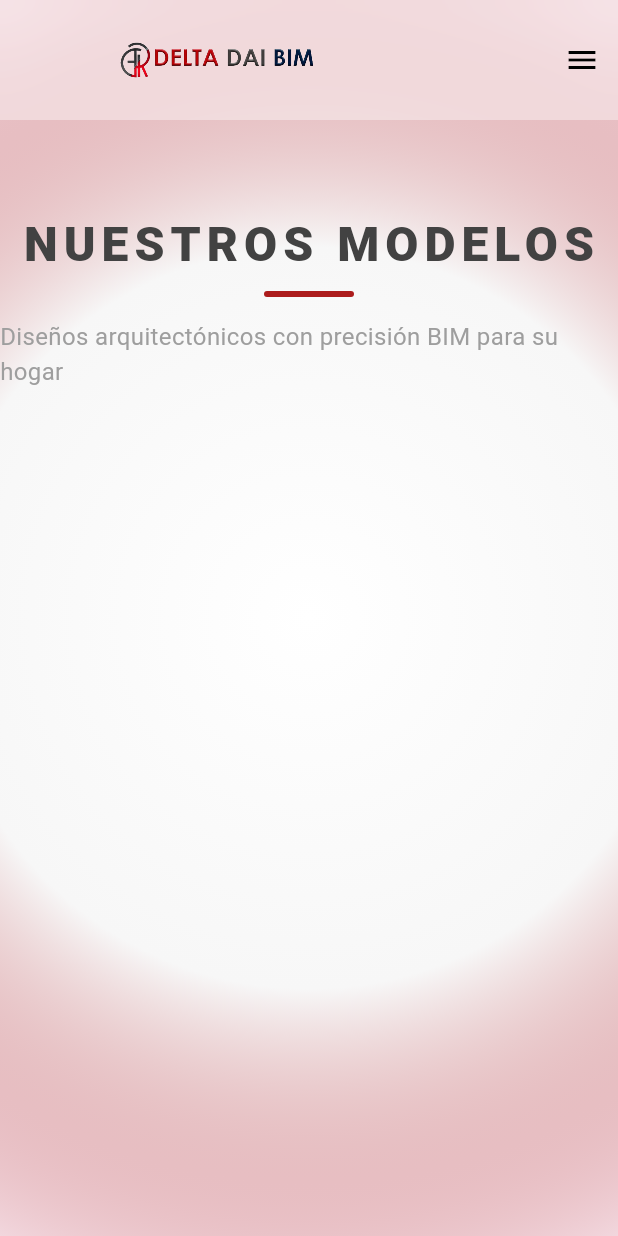
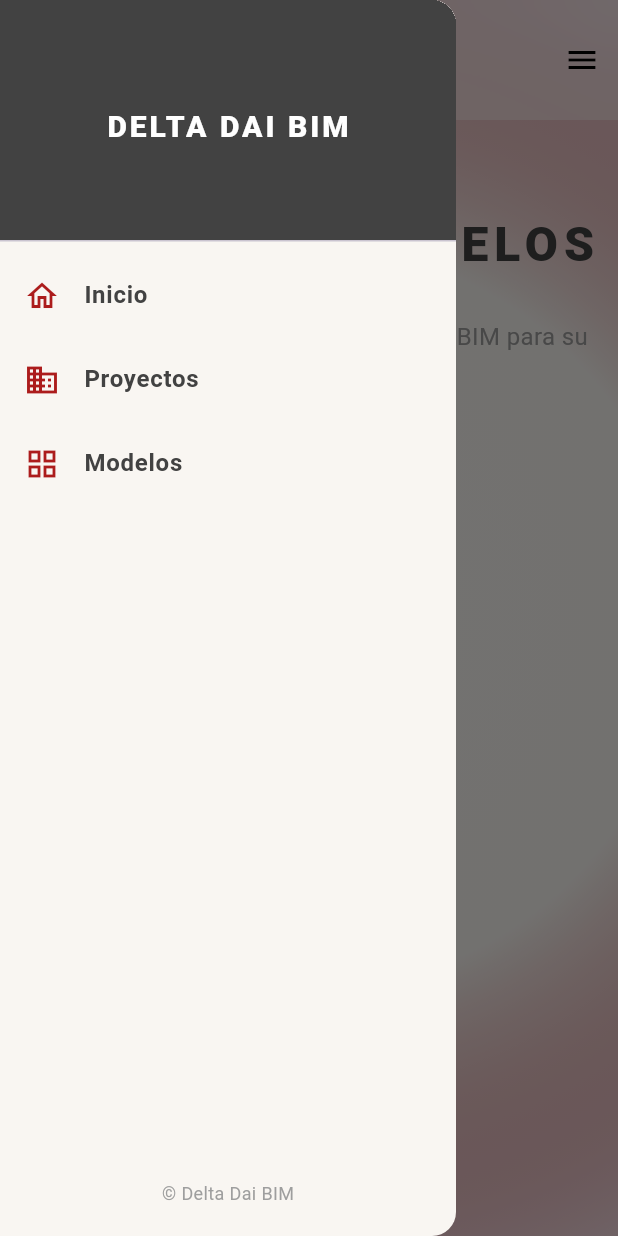
Before and after one commit to paboco/delta-dai-web, a Flutter app: the ModelsPage screen opened by its route, with the side drawer open (before the commit the screen has no drawer), on a phone screen of 412 x 824 dp. Run offline on Flutter 3.47's test engine with Material 3 defaults, Android fonts, the phone set to English and light mode, and no system bars; our stand-ins replace carousel_slider, cloud_firestore, file_picker, firebase_auth, firebase_core, firebase_storage and 1 more; accounts and stored records are empty.

Commit message:
Last version, updates: navbar, footer, logic and implent new structure version 2

```diff
--- a/lib/ui/client/home/pages/home_page.dart
+++ b/lib/ui/client/home/pages/home_page.dart
@@ -2,6 +2,7 @@ import 'package:flutter/material.dart';
 import '../../../../data/services/firebase_service.dart';
 import '../../../../data/models/web_content.dart';
 import '../../../shared/custom_navbar.dart';
+import '../../../shared/custom_drawer.dart'; // IMPORTANTE
 import '../../../shared/custom_footer.dart';
 import '../widgets/hero_section.dart';
 import '../widgets/info_section.dart';
@@ -14,6 +15,7 @@ class HomePage extends StatelessWidget {
     return Scaffold(
       extendBodyBehindAppBar: true,
       appBar: const CustomNavBar(),
+      drawer: const CustomDrawer(), // ESTO HACE QUE EL MENÚ FUNCIONE
       body: StreamBuilder(
         stream: FirebaseService().getWebContent(),
         builder: (context, snapshot) {
--- /dev/null
+++ b/lib/ui/shared/custom_drawer.dart
@@ -0,0 +1,69 @@
+import 'package:flutter/material.dart';
+import '../../core/app_colors.dart';
+
+class CustomDrawer extends StatelessWidget {
+  const CustomDrawer({super.key});
+
+  @override
+  Widget build(BuildContext context) {
+    return Drawer(
+      backgroundColor: const Color(0xFFF9F6F2), // Blanco Hueso
+      child: Column(
+        children: [
+          DrawerHeader(
+            decoration: const BoxDecoration(color: AppColors.greyDark),
+            child: const Center(
+              child: Text(
+                "DELTA DAI BIM",
+                style: TextStyle(
+                  color: Colors.white,
+                  fontWeight: FontWeight.w900,
+                  letterSpacing: 2,
+                  fontSize: 20,
+                ),
+              ),
+            ),
+          ),
+          _drawerItem(context, Icons.home_outlined, "Inicio", '/'),
+          _drawerItem(
+            context,
+            Icons.business_outlined,
+            "Proyectos",
+            '/projects',
+          ),
+          _drawerItem(context, Icons.grid_view_outlined, "Modelos", '/models'),
+          const Spacer(),
+          const Padding(
+            padding: EdgeInsets.all(20.0),
+            child: Text(
+              "© Delta Dai BIM",
+              style: TextStyle(color: Colors.grey, fontSize: 12),
+            ),
+          ),
+        ],
+      ),
+    );
+  }
+
+  Widget _drawerItem(
+    BuildContext context,
+    IconData icon,
+    String title,
+    String route,
+  ) {
+    return ListTile(
+      leading: Icon(icon, color: AppColors.primaryRed),
+      title: Text(
+        title,
+        style: const TextStyle(
+          fontWeight: FontWeight.bold,
+          color: AppColors.greyDark,
+        ),
+      ),
+      onTap: () {
+        Navigator.pop(context); // Cierra el menú antes de navegar
+        Navigator.pushNamed(context, route);
+      },
+    );
+  }
+}
--- a/lib/ui/shared/custom_navbar.dart
+++ b/lib/ui/shared/custom_navbar.dart
@@ -62,9 +62,12 @@ class _CustomNavBarState extends State<CustomNavBar> {
                     const SizedBox(width: 50),
                   ]
                 : [
-                    IconButton(
-                      icon: const Icon(Icons.menu, color: Colors.black),
-                      onPressed: () => Scaffold.of(context).openDrawer(),
+                    // CORRECCIÓN AQUÍ: Builder permite encontrar el Scaffold padre
+                    Builder(
+                      builder: (context) => IconButton(
+                        icon: const Icon(Icons.menu, color: Colors.black),
+                        onPressed: () => Scaffold.of(context).openDrawer(),
+                      ),
                     ),
                   ],
           ),
```
Also changed, not shown: lib/ui/client/models/pages/models_page.dart (+45 -42 lines), lib/ui/client/projects/pages/projects_page.dart (+6 -21 lines), 1 other file.
